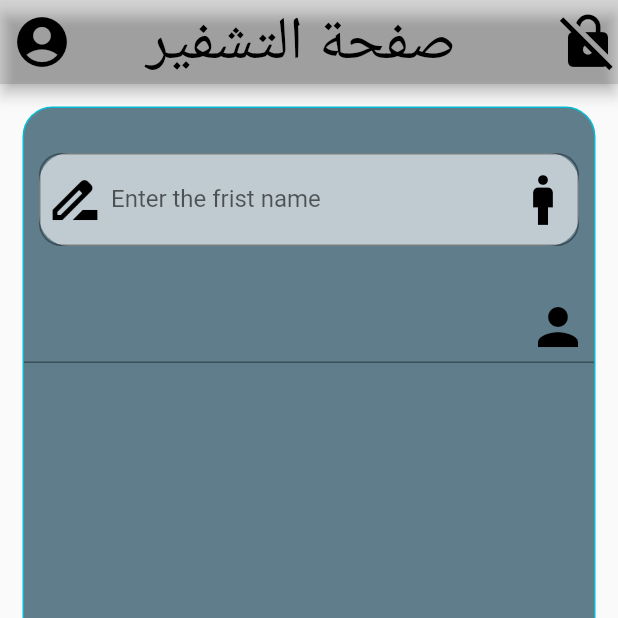
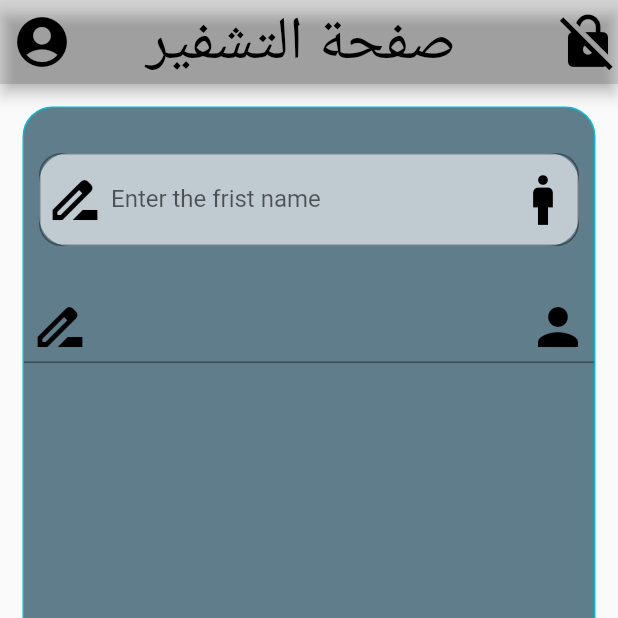
Before and after one commit to salahalddinn/project_flutter, a Flutter app: the screen it shows after launch, on a phone screen of 412 x 824 dp, the top half of it. Run offline on Flutter 3.47's test engine with Material 2 defaults, Android fonts, the phone set to English and light mode, and no system bars.

Commit message:
change  Textformfield 2 InputDecoration prefixIcon and color and size

```diff
--- a/lib/main.dart
+++ b/lib/main.dart
@@ -67,6 +67,7 @@ class screan1 extends StatelessWidget {
                TextFormField(
                  decoration: InputDecoration(
                    suffixIcon: Icon(Icons.person,size: 40,color: Colors.black,),
+                   prefixIcon: Icon(Icons.drive_file_rename_outline,size: 40,color: Colors.black,),
                  ),
 
                ),
```
